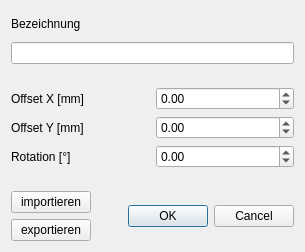
This is QT_Setups.ui in hidbefra/PlotterWizard as Qt 5 draws it before an edit. The edited form follows.
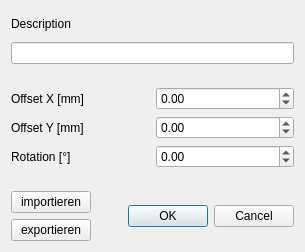
This is the edited form.

What changed in the file:
```diff
--- a/QT_Setups.ui
+++ b/QT_Setups.ui
@@ -23,7 +23,7 @@
    <item>
     <widget class="QLabel" name="label_2">
      <property name="text">
-      <string>Bezeichnung</string>
+      <string>Description</string>
      </property>
     </widget>
    </item>
```
